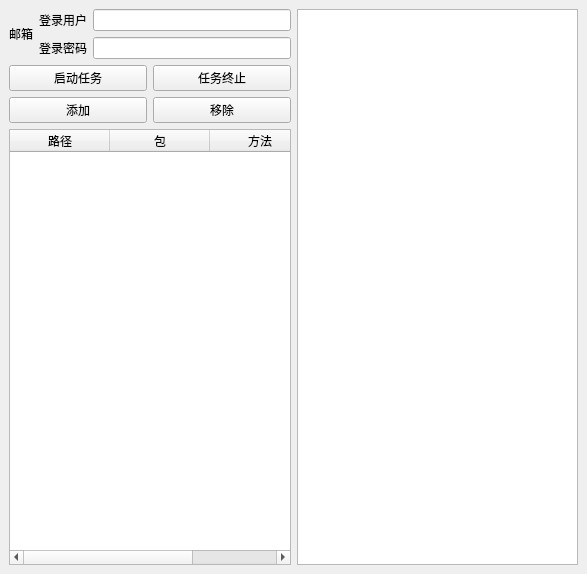
This is biz/monitor_oa/Form.ui in sticktoFE/rpa-office as Qt 5 draws it before an edit. The edited form follows.
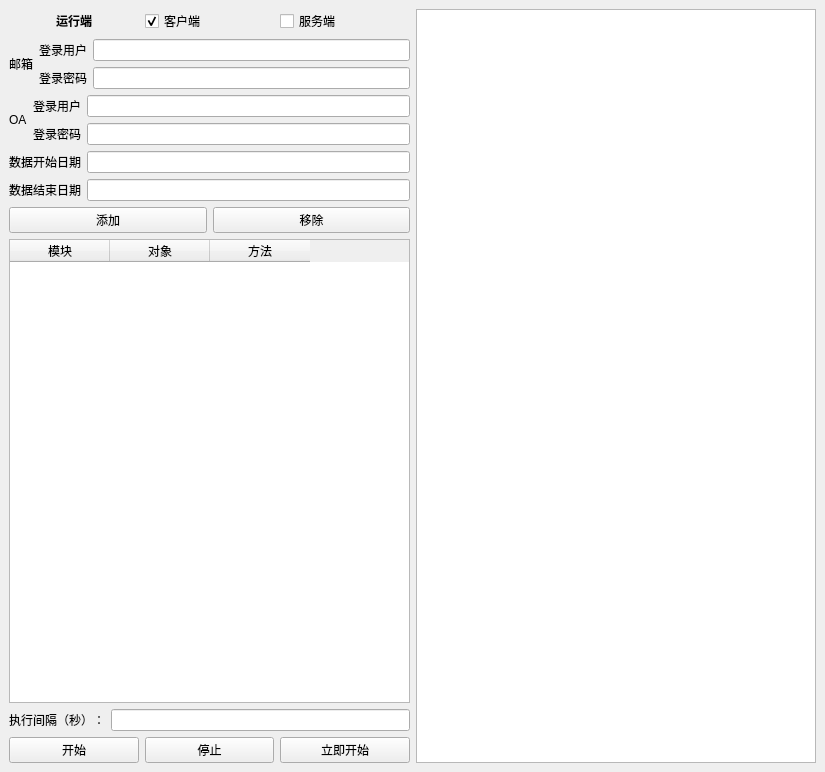
This is the edited form.

Commit message: 信息获取增加配置界面，并支持定时启动任务

Patch:
```diff
--- a/biz/monitor_oa/Form.ui
+++ b/biz/monitor_oa/Form.ui
@@ -6,8 +6,8 @@
    <rect>
     <x>0</x>
     <y>0</y>
-    <width>587</width>
-    <height>574</height>
+    <width>825</width>
+    <height>772</height>
    </rect>
   </property>
   <property name="sizePolicy">
@@ -20,11 +20,47 @@
    <string>auto_mobile</string>
   </property>
   <widget class="QWidget" name="centralwidget">
-   <layout class="QHBoxLayout" name="horizontalLayout_7">
+   <layout class="QHBoxLayout" name="horizontalLayout_13">
     <item>
-     <layout class="QHBoxLayout" name="horizontalLayout_6">
+     <layout class="QVBoxLayout" name="verticalLayout_7">
       <item>
-       <layout class="QVBoxLayout" name="verticalLayout_3">
+       <layout class="QVBoxLayout" name="verticalLayout_5">
+        <item>
+         <layout class="QHBoxLayout" name="horizontalLayout_10">
+          <item>
+           <widget class="QLabel" name="label_8">
+            <property name="font">
+             <font>
+              <bold>true</bold>
+             </font>
+            </property>
+            <property name="text">
+             <string>运行端</string>
+            </property>
+            <property name="alignment">
+             <set>Qt::AlignCenter</set>
+            </property>
+           </widget>
+          </item>
+          <item>
+           <widget class="QCheckBox" name="RPAClient">
+            <property name="text">
+             <string>客户端</string>
+            </property>
+            <property name="checked">
+             <bool>true</bool>
+            </property>
+           </widget>
+          </item>
+          <item>
+           <widget class="QCheckBox" name="RPAServer">
+            <property name="text">
+             <string>服务端</string>
+            </property>
+           </widget>
+          </item>
+         </layout>
+        </item>
         <item>
          <layout class="QHBoxLayout" name="horizontalLayout_4">
           <item>
@@ -73,39 +109,99 @@
          </layout>
         </item>
         <item>
-         <layout class="QVBoxLayout" name="verticalLayout">
+         <layout class="QHBoxLayout" name="horizontalLayout_6">
           <item>
-           <layout class="QHBoxLayout" name="horizontalLayout">
+           <widget class="QLabel" name="label_4">
+            <property name="text">
+             <string>OA</string>
+            </property>
+           </widget>
+          </item>
             <item>
-             <widget class="QPushButton" name="taskStart">
-              <property name="sizePolicy">
-               <sizepolicy hsizetype="Preferred" vsizetype="Fixed">
-                <horstretch>0</horstretch>
-                <verstretch>0</verstretch>
-               </sizepolicy>
-              </property>
+           <layout class="QVBoxLayout" name="verticalLayout_3">
+            <item>
+             <layout class="QHBoxLayout" name="horizontalLayout_7">
+              <item>
+               <widget class="QLabel" name="label_5">
+                <property name="text">
+                 <string>登录用户</string>
+                </property>
+                <property name="buddy">
+                 <cstring>userID_oa</cstring>
+                </property>
+               </widget>
+              </item>
+              <item>
+               <widget class="QLineEdit" name="userID_oa"/>
+              </item>
+             </layout>
+            </item>
+            <item>
+             <layout class="QHBoxLayout" name="horizontalLayout_8">
+              <item>
+               <widget class="QLabel" name="label_6">
               <property name="text">
-               <string>启动任务</string>
-              </property>
+                 <string>登录密码</string>
+                </property>
+                <property name="buddy">
+                 <cstring>password_oa</cstring>
+                </property>
              </widget>
             </item>
             <item>
-             <widget class="QPushButton" name="taskStop">
-              <property name="sizePolicy">
-               <sizepolicy hsizetype="Preferred" vsizetype="Fixed">
-                <horstretch>0</horstretch>
-                <verstretch>0</verstretch>
-               </sizepolicy>
-              </property>
+               <widget class="QLineEdit" name="password_oa">
+                <property name="echoMode">
+                 <enum>QLineEdit::Password</enum>
+                </property>
+               </widget>
+              </item>
+             </layout>
+            </item>
+           </layout>
+          </item>
+         </layout>
+        </item>
+        <item>
+         <layout class="QVBoxLayout" name="verticalLayout_6">
+          <item>
+           <layout class="QHBoxLayout" name="horizontalLayout_11">
+            <item>
+             <widget class="QLabel" name="label_9">
               <property name="text">
-               <string>任务终止</string>
+               <string>数据开始日期</string>
               </property>
              </widget>
             </item>
+            <item>
+             <widget class="QLineEdit" name="data_start_date"/>
+            </item>
            </layout>
           </item>
           <item>
-           <layout class="QHBoxLayout" name="horizontalLayout_5">
+           <layout class="QHBoxLayout" name="horizontalLayout_12">
+            <item>
+             <widget class="QLabel" name="label_10">
+              <property name="text">
+               <string>数据结束日期</string>
+              </property>
+              <property name="buddy">
+               <cstring>userID_oa</cstring>
+              </property>
+             </widget>
+            </item>
+            <item>
+             <widget class="QLineEdit" name="data_end_date"/>
+            </item>
+           </layout>
+          </item>
+         </layout>
+        </item>
+       </layout>
+      </item>
+      <item>
+       <layout class="QVBoxLayout" name="verticalLayout" stretch="1,9">
+        <item>
+         <layout class="QHBoxLayout" name="horizontalLayout_5" stretch="5,5">
             <item>
              <widget class="QPushButton" name="fileAdd">
               <property name="sizePolicy">
@@ -144,12 +240,12 @@
             </property>
             <column>
              <property name="text">
-              <string>路径</string>
+            <string>模块</string>
              </property>
             </column>
             <column>
              <property name="text">
-              <string>包</string>
+            <string>对象</string>
              </property>
             </column>
             <column>
@@ -161,14 +257,76 @@
           </item>
          </layout>
         </item>
+      <item>
+       <layout class="QVBoxLayout" name="verticalLayout_4">
+        <item>
+         <layout class="QHBoxLayout" name="horizontalLayout">
+          <item>
+           <widget class="QLabel" name="label_7">
+            <property name="text">
+             <string>执行间隔（秒）：</string>
+            </property>
+            <property name="buddy">
+             <cstring>interval_edit</cstring>
+            </property>
+           </widget>
+          </item>
+          <item>
+           <widget class="QLineEdit" name="interval_edit"/>
+          </item>
+         </layout>
+        </item>
+        <item>
+         <layout class="QHBoxLayout" name="horizontalLayout_9">
+          <item>
+           <widget class="QPushButton" name="start">
+            <property name="sizePolicy">
+             <sizepolicy hsizetype="Preferred" vsizetype="Fixed">
+              <horstretch>0</horstretch>
+              <verstretch>0</verstretch>
+             </sizepolicy>
+            </property>
+            <property name="text">
+             <string>开始</string>
+            </property>
+           </widget>
+          </item>
+          <item>
+           <widget class="QPushButton" name="stop">
+            <property name="sizePolicy">
+             <sizepolicy hsizetype="Preferred" vsizetype="Fixed">
+              <horstretch>0</horstretch>
+              <verstretch>0</verstretch>
+             </sizepolicy>
+            </property>
+            <property name="text">
+             <string>停止</string>
+            </property>
+           </widget>
+          </item>
+          <item>
+           <widget class="QPushButton" name="start_now">
+            <property name="sizePolicy">
+             <sizepolicy hsizetype="Preferred" vsizetype="Fixed">
+              <horstretch>0</horstretch>
+              <verstretch>0</verstretch>
+             </sizepolicy>
+            </property>
+            <property name="text">
+             <string>立即开始</string>
+            </property>
+           </widget>
+          </item>
+         </layout>
+        </item>
+       </layout>
+      </item>
        </layout>
       </item>
       <item>
        <widget class="QTextEdit" name="out_log"/>
       </item>
      </layout>
-    </item>
-   </layout>
   </widget>
  </widget>
  <resources/>
```
Left out of the diff: 23 changed lines with no effect on the pictures. Lines whose indentation alone changed are shown as unchanged. The commit also changes 2257 other files.
